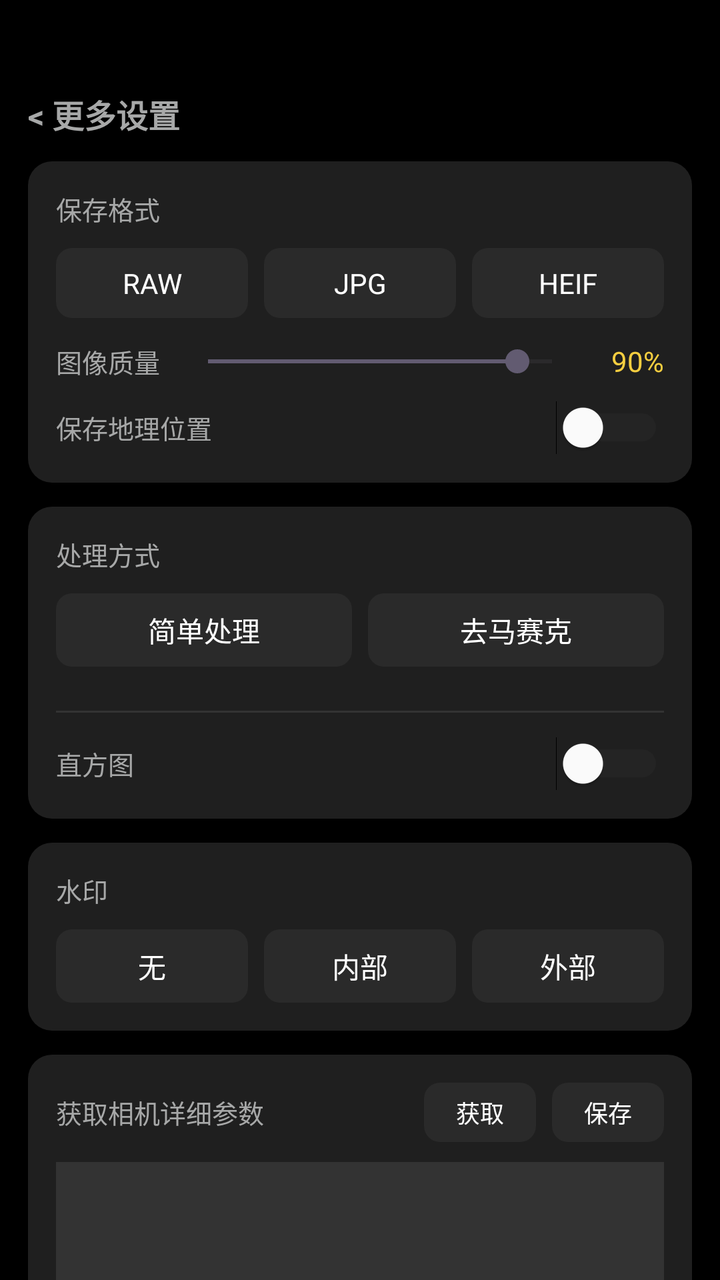
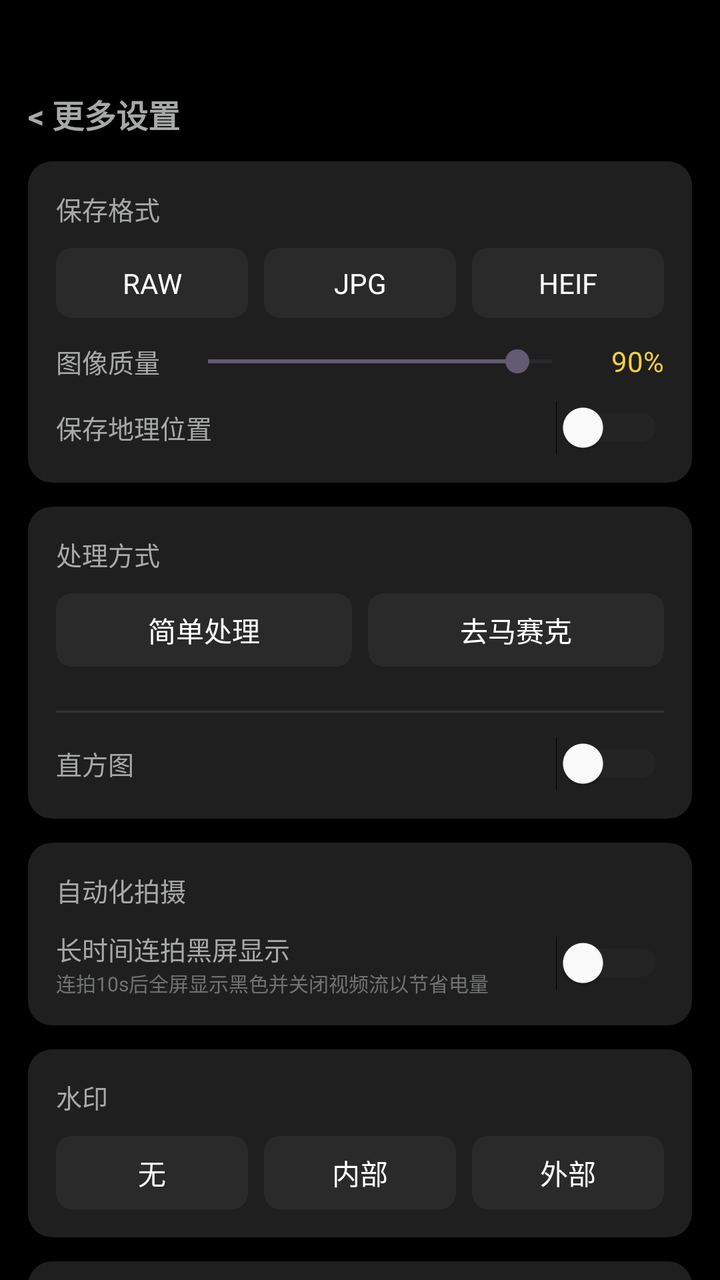

Compare the two renders of this Android layout. The source of the first and the diff that turns it into the second are given below.
<!-- AndroidManifest.xml: activity theme Theme.WCam -->
<!-- res/layout/activity_settings.xml -->
<?xml version="1.0" encoding="utf-8"?>
<LinearLayout xmlns:android="http://schemas.android.com/apk/res/android"
    xmlns:tools="http://schemas.android.com/tools"
    android:layout_width="match_parent"
    android:layout_height="match_parent"
    android:background="@color/settings_bg"
    android:orientation="vertical"
    android:paddingHorizontal="14dp">

    
    <View
        android:layout_width="match_parent"
        android:layout_height="100px" />

    
    <LinearLayout
        android:id="@+id/btn_back"
        android:layout_width="wrap_content"
        android:layout_height="wrap_content"
        android:orientation="horizontal"
        android:gravity="center_vertical"
        android:paddingVertical="12dp"
        android:clickable="true"
        android:focusable="true">
        <TextView
            android:layout_width="wrap_content"
            android:layout_height="wrap_content"
            android:text="&lt; 更多设置"
            android:textColor="@color/settings_text_main"
            android:textSize="16sp"
            android:textStyle="bold" />
    </LinearLayout>

    <ScrollView
        android:layout_width="match_parent"
        android:layout_height="match_parent"
        android:scrollbars="none">

        <LinearLayout
            android:layout_width="match_parent"
            android:layout_height="wrap_content"
            android:orientation="vertical"
            android:paddingBottom="40dp">

            
            <LinearLayout
                android:layout_width="match_parent"
                android:layout_height="wrap_content"
                android:background="@drawable/bg_settings_card"
                android:orientation="vertical"
                android:padding="14dp"
                android:layout_marginBottom="12dp">

                <TextView
                    android:layout_width="wrap_content"
                    android:layout_height="wrap_content"
                    android:text="保存格式"
                    android:textColor="@color/settings_text_main"
                    android:textSize="13sp"
                    android:layout_marginBottom="10dp" />

                <LinearLayout
                    android:layout_width="match_parent"
                    android:layout_height="wrap_content"
                    android:orientation="horizontal">
                    <TextView
                        android:id="@+id/chip_raw"
                        android:layout_width="0dp"
                        android:layout_height="wrap_content"
                        android:layout_weight="1"
                        android:background="@drawable/sl_settings_chip"
                        android:text="RAW"
                        android:textColor="@color/sl_settings_chip_text"
                        android:gravity="center"
                        android:paddingVertical="8dp"
                        android:layout_marginEnd="4dp"
                        android:clickable="true" />
                    <TextView
                        android:id="@+id/chip_jpg"
                        android:layout_width="0dp"
                        android:layout_height="wrap_content"
                        android:layout_weight="1"
                        android:background="@drawable/sl_settings_chip"
                        android:text="JPG"
                        android:textColor="@color/sl_settings_chip_text"
                        android:gravity="center"
                        android:paddingVertical="8dp"
                        android:layout_marginHorizontal="4dp"
                        android:clickable="true" />
                    <TextView
                        android:id="@+id/chip_heif"
                        android:layout_width="0dp"
                        android:layout_height="wrap_content"
                        android:layout_weight="1"
                        android:background="@drawable/sl_settings_chip"
                        android:text="HEIF"
                        android:textColor="@color/sl_settings_chip_text"
                        android:gravity="center"
                        android:paddingVertical="8dp"
                        android:layout_marginStart="4dp"
                        android:clickable="true" />
                </LinearLayout>

                <LinearLayout
                    android:id="@+id/layout_image_quality"
                    android:layout_width="match_parent"
                    android:layout_height="wrap_content"
                    android:orientation="horizontal"
                    android:gravity="center_vertical"
                    android:layout_marginTop="12dp">
                    <TextView
                        android:layout_width="wrap_content"
                        android:layout_height="wrap_content"
                        android:text="图像质量"
                        android:textColor="@color/settings_text_main"
                        android:textSize="13sp"
                        android:minWidth="60dp" />
                    <SeekBar
                        android:id="@+id/seekbar_quality"
                        android:layout_width="0dp"
                        android:layout_height="wrap_content"
                        android:layout_weight="1"
                        android:max="100"
                        android:progress="90" />
                    <TextView
                        android:id="@+id/tv_quality_val"
                        android:layout_width="wrap_content"
                        android:layout_height="wrap_content"
                        android:text="90%"
                        android:textColor="@color/settings_primary"
                        android:textSize="14sp"
                        android:minWidth="40dp"
                        android:gravity="end" />
                </LinearLayout>

                <LinearLayout
                    android:id="@+id/layout_location"
                    android:layout_width="match_parent"
                    android:layout_height="wrap_content"
                    android:orientation="horizontal"
                    android:gravity="center_vertical"
                    android:layout_marginTop="10dp">
                    <TextView
                        android:layout_width="0dp"
                        android:layout_height="wrap_content"
                        android:layout_weight="1"
                        android:text="保存地理位置"
                        android:textColor="@color/settings_text_main"
                        android:textSize="13sp" />
                    <Switch
                        android:id="@+id/switch_location"
                        android:layout_width="wrap_content"
                        android:layout_height="wrap_content"
                        android:thumbTint="@color/white"
                        android:trackTint="@drawable/sl_switch_track" />
                </LinearLayout>
            </LinearLayout>

            
            <LinearLayout
                android:id="@+id/card_algo"
                android:layout_width="match_parent"
                android:layout_height="wrap_content"
                android:background="@drawable/bg_settings_card"
                android:orientation="vertical"
                android:padding="14dp"
                android:layout_marginBottom="12dp">

                <TextView
                    android:layout_width="wrap_content"
                    android:layout_height="wrap_content"
                    android:text="处理方式"
                    android:textColor="@color/settings_text_main"
                    android:textSize="13sp"
                    android:layout_marginBottom="10dp" />

                <LinearLayout
                    android:layout_width="match_parent"
                    android:layout_height="wrap_content"
                    android:orientation="horizontal"
                    android:layout_marginBottom="10dp">
                    <TextView
                        android:id="@+id/seg_simple"
                        android:layout_width="0dp"
                        android:layout_height="wrap_content"
                        android:layout_weight="1"
                        android:background="@drawable/sl_settings_chip"
                        android:text="简单处理"
                        android:textColor="@color/sl_settings_chip_text"
                        android:gravity="center"
                        android:paddingVertical="8dp"
                        android:layout_marginEnd="4dp"
                        android:clickable="true" />
                    <TextView
                        android:id="@+id/seg_demosaic"
                        android:layout_width="0dp"
                        android:layout_height="wrap_content"
                        android:layout_weight="1"
                        android:background="@drawable/sl_settings_chip"
                        android:text="去马赛克"
                        android:textColor="@color/sl_settings_chip_text"
                        android:gravity="center"
                        android:paddingVertical="8dp"
                        android:layout_marginStart="4dp"
                        android:clickable="true" />
                </LinearLayout>

                <GridLayout
                    android:id="@+id/grid_algo_none"
                    android:layout_width="match_parent"
                    android:layout_height="wrap_content"
                    android:columnCount="4"
                    android:rowCount="1"
                    android:alignmentMode="alignBounds"
                    android:columnOrderPreserved="false">
                </GridLayout>

                <GridLayout
                    android:id="@+id/grid_algo_demosaic"
                    android:layout_width="match_parent"
                    android:layout_height="wrap_content"
                    android:columnCount="5"
                    android:rowCount="2"
                    android:alignmentMode="alignBounds"
                    android:columnOrderPreserved="false"
                    android:visibility="gone">
                </GridLayout>

                <View
                    android:layout_width="match_parent"
                    android:layout_height="1dp"
                    android:background="@color/settings_unselected_bg"
                    android:layout_marginTop="12dp" />

                <LinearLayout
                    android:layout_width="match_parent"
                    android:layout_height="wrap_content"
                    android:orientation="horizontal"
                    android:gravity="center_vertical"
                    android:layout_marginTop="12dp">
                    <TextView
                        android:layout_width="0dp"
                        android:layout_height="wrap_content"
                        android:layout_weight="1"
                        android:text="直方图"
                        android:textColor="@color/settings_text_main"
                        android:textSize="13sp" />
                    <Switch
                        android:id="@+id/switch_histogram"
                        android:layout_width="wrap_content"
                        android:layout_height="wrap_content"
                        android:thumbTint="@color/white"
                        android:trackTint="@drawable/sl_switch_track" />
                </LinearLayout>
            </LinearLayout>

            
            <LinearLayout
                android:id="@+id/card_watermark"
                android:layout_width="match_parent"
                android:layout_height="wrap_content"
                android:background="@drawable/bg_settings_card"
                android:orientation="vertical"
                android:padding="14dp"
                android:layout_marginBottom="12dp">
                <TextView
                    android:layout_width="wrap_content"
                    android:layout_height="wrap_content"
                    android:text="水印"
                    android:textColor="@color/settings_text_main"
                    android:textSize="13sp"
                    android:layout_marginBottom="10dp" />
                <LinearLayout
                    android:layout_width="match_parent"
                    android:layout_height="wrap_content"
                    android:orientation="horizontal">
                    <TextView
                        android:id="@+id/seg_wm_none"
                        android:layout_width="0dp"
                        android:layout_height="wrap_content"
                        android:layout_weight="1"
                        android:background="@drawable/sl_settings_chip"
                        android:text="无"
                        android:textColor="@color/sl_settings_chip_text"
                        android:gravity="center"
                        android:paddingVertical="8dp"
                        android:layout_marginEnd="4dp" />
                    <TextView
                        android:id="@+id/seg_wm_internal"
                        android:layout_width="0dp"
                        android:layout_height="wrap_content"
                        android:layout_weight="1"
                        android:background="@drawable/sl_settings_chip"
                        android:text="内部"
                        android:textColor="@color/sl_settings_chip_text"
                        android:gravity="center"
                        android:paddingVertical="8dp"
                        android:layout_marginHorizontal="4dp" />
                    <TextView
                        android:id="@+id/seg_wm_external"
                        android:layout_width="0dp"
                        android:layout_height="wrap_content"
                        android:layout_weight="1"
                        android:background="@drawable/sl_settings_chip"
                        android:text="外部"
                        android:textColor="@color/sl_settings_chip_text"
                        android:gravity="center"
                        android:paddingVertical="8dp"
                        android:layout_marginStart="4dp" />
                </LinearLayout>

                <LinearLayout
                    android:id="@+id/panel_wm_options"
                    android:layout_width="match_parent"
                    android:layout_height="wrap_content"
                    android:orientation="vertical"
                    android:visibility="gone">
                    
                    <LinearLayout
                        android:layout_width="match_parent"
                        android:layout_height="wrap_content"
                        android:orientation="horizontal"
                        android:layout_marginTop="12dp">
                        <TextView
                            android:id="@+id/chip_wm_time"
                            android:layout_width="0dp"
                            android:layout_height="wrap_content"
                            android:layout_weight="1"
                            android:background="@drawable/sl_settings_chip"
                            android:text="拍摄时间"
                            android:textColor="@color/sl_settings_chip_text"
                            android:gravity="center"
                            android:paddingVertical="8dp"
                            android:layout_marginEnd="4dp" />
                        <TextView
                            android:id="@+id/chip_wm_params"
                            android:layout_width="0dp"
                            android:layout_height="wrap_content"
                            android:layout_weight="1"
                            android:background="@drawable/sl_settings_chip"
                            android:text="拍摄参数"
                            android:textColor="@color/sl_settings_chip_text"
                            android:gravity="center"
                            android:paddingVertical="8dp"
                            android:layout_marginHorizontal="4dp" />
                        <TextView
                            android:id="@+id/chip_wm_algo"
                            android:layout_width="0dp"
                            android:layout_height="wrap_content"
                            android:layout_weight="1"
                            android:background="@drawable/sl_settings_chip"
                            android:text="处理方式"
                            android:textColor="@color/sl_settings_chip_text"
                            android:gravity="center"
                            android:paddingVertical="8dp"
                            android:layout_marginStart="4dp" />
                    </LinearLayout>
                    
                    <LinearLayout
                        android:layout_width="match_parent"
                        android:layout_height="wrap_content"
                        android:orientation="horizontal"
                        android:gravity="center_vertical"
                        android:layout_marginTop="12dp">
                        <TextView
                            android:id="@+id/chip_wm_text"
                            android:layout_width="wrap_content"
                            android:layout_height="wrap_content"
                            android:background="@drawable/sl_settings_chip"
                            android:text="固定文本"
                            android:textColor="@color/sl_settings_chip_text"
                            android:gravity="center"
                            android:paddingVertical="8dp"
                            android:paddingHorizontal="16dp"
                            android:layout_marginEnd="8dp" />
                        <EditText
                            android:id="@+id/et_wm_custom"
                            android:layout_width="0dp"
                            android:layout_height="wrap_content"
                            android:layout_weight="1"
                            android:background="@color/settings_unselected_bg"
                            android:hint="输入水印文本..."
                            android:padding="10dp"
                            android:textColor="@color/white"
                            android:textColorHint="@color/settings_text_main"
                            android:textSize="14sp"
                            android:importantForAutofill="no"
                            android:inputType="text" />
                    </LinearLayout>
                </LinearLayout>
            </LinearLayout>

            
            <LinearLayout
                android:layout_width="match_parent"
                android:layout_height="wrap_content"
                android:background="@drawable/bg_settings_card"
                android:orientation="vertical"
                android:padding="14dp"
                android:layout_marginBottom="12dp">

                <LinearLayout
                    android:layout_width="match_parent"
                    android:layout_height="wrap_content"
                    android:orientation="horizontal"
                    android:gravity="center_vertical"
                    android:layout_marginBottom="10dp">
                    <TextView
                        android:layout_width="0dp"
                        android:layout_height="wrap_content"
                        android:layout_weight="1"
                        android:text="获取相机详细参数"
                        android:textColor="@color/settings_text_main"
                        android:textSize="13sp" />
                    <TextView
                        android:id="@+id/btn_get_camera_info"
                        android:layout_width="wrap_content"
                        android:layout_height="wrap_content"
                        android:background="@drawable/sl_settings_chip"
                        android:text="获取"
                        android:textColor="@color/sl_settings_chip_text"
                        android:paddingHorizontal="16dp"
                        android:paddingVertical="6dp"
                        android:textSize="12sp"
                        android:layout_marginEnd="8dp"
                        android:clickable="true" />
                    <TextView
                        android:id="@+id/btn_copy_camera_info"
                        android:layout_width="wrap_content"
                        android:layout_height="wrap_content"
                        android:background="@drawable/sl_settings_chip"
                        android:text="保存"
                        android:textColor="@color/sl_settings_chip_text"
                        android:paddingHorizontal="16dp"
                        android:paddingVertical="6dp"
                        android:textSize="12sp"
                        android:clickable="true" />
                </LinearLayout>

                <androidx.core.widget.NestedScrollView
                    android:layout_width="match_parent"
                    android:layout_height="260dp"
                    android:background="@color/settings_unselected_bg"
                    android:scrollbars="vertical"
                    android:overScrollMode="always">

                    <HorizontalScrollView
                        android:layout_width="match_parent"
                        android:layout_height="wrap_content"
                        android:scrollbars="horizontal"
                        android:overScrollMode="always">

                        <TextView
                            android:id="@+id/et_camera_info"
                            android:layout_width="wrap_content"
                            android:layout_height="wrap_content"
                            android:padding="10dp"
                            android:textColor="@color/white"
                            android:textSize="11sp"
                            android:fontFamily="monospace"
                            android:gravity="top|start"
                            android:textIsSelectable="true"
                            android:scrollHorizontally="true"
                            android:inputType="none" />
                    </HorizontalScrollView>
                </androidx.core.widget.NestedScrollView>
            </LinearLayout>

        </LinearLayout>
    </ScrollView>

</LinearLayout>
<!-- resources referenced by this layout -->
<resources>
  <color name="settings_bg">#000000</color>
  <color name="settings_primary">#F5CE40</color>
  <color name="settings_text_main">#A7A8A8</color>
  <color name="settings_unselected_bg">#333333</color>
  <color name="white">#FFFFFFFF</color>
  <!-- drawable bg_settings_card (drawable) -->
  <?xml version="1.0" encoding="utf-8"?>
  <shape xmlns:android="http://schemas.android.com/apk/res/android">
      <solid android:color="@color/settings_surface" />
      <corners android:radius="12dp" />
  </shape>
  <!-- drawable sl_settings_chip (drawable) -->
  <?xml version="1.0" encoding="utf-8"?>
  <selector xmlns:android="http://schemas.android.com/apk/res/android">
      <item android:drawable="@drawable/bg_settings_chip_selected" android:state_selected="true" />
      <item android:drawable="@drawable/bg_timer_panel_item" />
  </selector>
  <!-- drawable sl_switch_track (drawable) -->
  <?xml version="1.0" encoding="utf-8"?>
  <selector xmlns:android="http://schemas.android.com/apk/res/android">
      <item android:color="#F5CE40" android:state_checked="true" />
      <item android:color="@color/settings_unselected_bg" />
  </selector>
  <style name="Theme.WCam" parent="Base.Theme.WCam" />
  <color name="settings_surface">#1F1F1F</color>
  <!-- drawable bg_settings_chip_selected (drawable) -->
  <?xml version="1.0" encoding="utf-8"?>
  <shape xmlns:android="http://schemas.android.com/apk/res/android">
      <solid android:color="@color/settings_primary" />
      <corners android:radius="8dp" />
  </shape>
  <!-- drawable bg_timer_panel_item (drawable) -->
  <?xml version="1.0" encoding="utf-8"?>
  <shape xmlns:android="http://schemas.android.com/apk/res/android">
      <solid android:color="#2A2A2A" />
      <corners android:radius="8dp" />
  </shape>
  <style name="Base.Theme.WCam" parent="Theme.Material3.DayNight.NoActionBar">
          
          
      </style>
</resources>

<!-- the commit's change to res/layout/activity_settings.xml (unified diff, before → after) -->
@@ -256,6 +256,57 @@
 
             
             <LinearLayout
+                android:id="@+id/card_automation"
+                android:layout_width="match_parent"
+                android:layout_height="wrap_content"
+                android:background="@drawable/bg_settings_card"
+                android:orientation="vertical"
+                android:padding="14dp"
+                android:layout_marginBottom="12dp">
+
+                <TextView
+                    android:layout_width="wrap_content"
+                    android:layout_height="wrap_content"
+                    android:text="自动化拍摄"
+                    android:textColor="@color/settings_text_main"
+                    android:textSize="13sp"
+                    android:layout_marginBottom="10dp" />
+
+                <LinearLayout
+                    android:layout_width="match_parent"
+                    android:layout_height="wrap_content"
+                    android:orientation="horizontal"
+                    android:gravity="center_vertical">
+                    <LinearLayout
+                        android:layout_width="0dp"
+                        android:layout_height="wrap_content"
+                        android:layout_weight="1"
+                        android:orientation="vertical">
+                        <TextView
+                            android:layout_width="wrap_content"
+                            android:layout_height="wrap_content"
+                            android:text="长时间连拍黑屏显示"
+                            android:textColor="@color/settings_text_main"
+                            android:textSize="13sp" />
+                        <TextView
+                            android:layout_width="wrap_content"
+                            android:layout_height="wrap_content"
+                            android:text="连拍10s后全屏显示黑色并关闭视频流以节省电量"
+                            android:textColor="@color/settings_text_main"
+                            android:textSize="10sp"
+                            android:alpha="0.6" />
+                    </LinearLayout>
+                    <Switch
+                        android:id="@+id/switch_auto_black_screen"
+                        android:layout_width="wrap_content"
+                        android:layout_height="wrap_content"
+                        android:thumbTint="@color/white"
+                        android:trackTint="@drawable/sl_switch_track" />
+                </LinearLayout>
+            </LinearLayout>
+
+            
+            <LinearLayout
                 android:id="@+id/card_watermark"
                 android:layout_width="match_parent"
                 android:layout_height="wrap_content"
